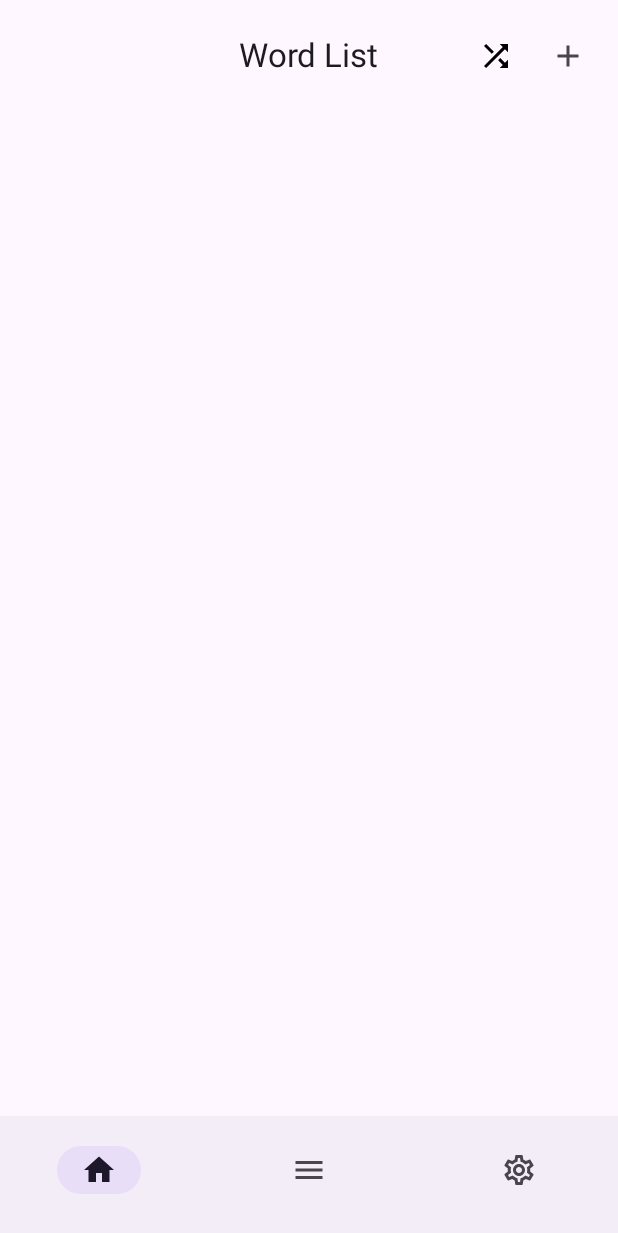
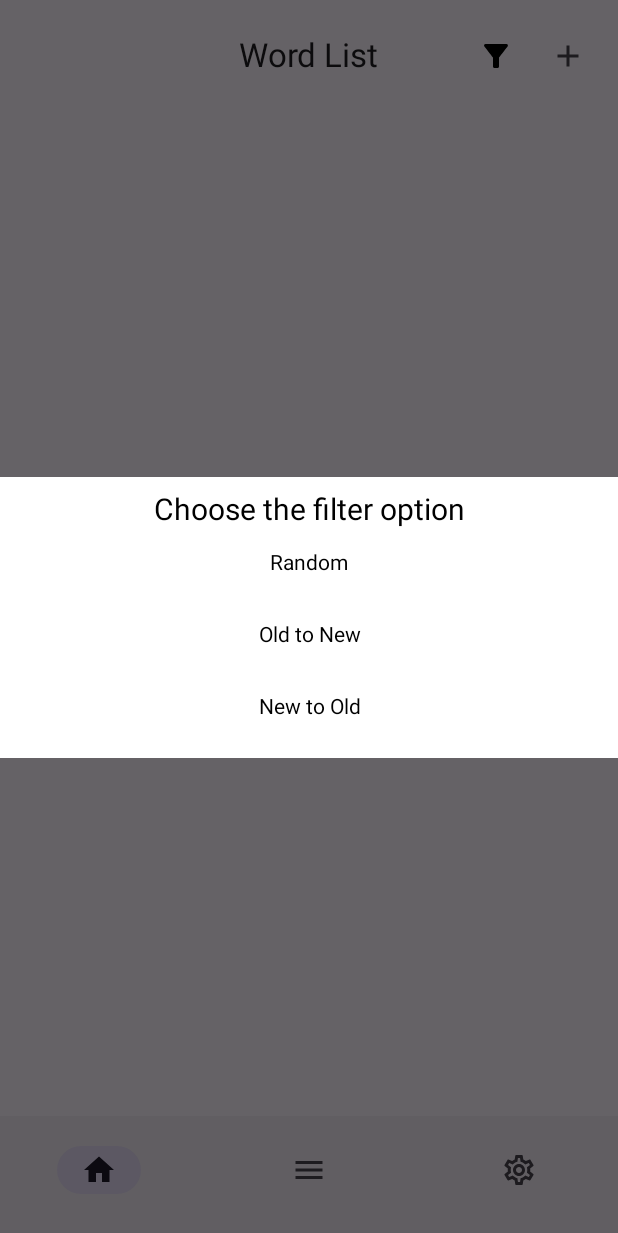
Before and after one commit to ashutosh1234ojha/WordsBook, an Android app built with Jetpack Compose: the screen it shows after launch (MainActivity), after a tap on "Shuffle", on a phone screen of 412 x 824 dp. Shown: the top 1233 px of the screen. Run offline under Robolectric (Android 15) with nearby library versions, the phone set to English and light mode, and no system bars; our stand-ins replace Dagger/Hilt's generated code, Room's generated code.

Commit message:
filter dialog added

```diff
--- /dev/null
+++ b/app/src/main/java/com/example/mywordsbook/CustomAlertDialog.kt
@@ -0,0 +1,122 @@
+package com.example.mywordsbook
+
+import androidx.compose.foundation.background
+import androidx.compose.foundation.layout.Box
+import androidx.compose.foundation.layout.Column
+import androidx.compose.foundation.layout.fillMaxWidth
+import androidx.compose.foundation.layout.padding
+import androidx.compose.material3.Text
+import androidx.compose.material3.TextButton
+import androidx.compose.runtime.Composable
+import androidx.compose.ui.Modifier
+import androidx.compose.ui.graphics.Color
+import androidx.compose.ui.graphics.Color.Companion.Black
+import androidx.compose.ui.graphics.vector.ImageVector
+import androidx.compose.ui.text.TextStyle
+import androidx.compose.ui.text.style.TextAlign
+import androidx.compose.ui.unit.dp
+import androidx.compose.ui.unit.sp
+import androidx.compose.ui.window.Dialog
+
+@Composable
+fun CustomAlertDialog(
+    onSelection: (Int) -> Unit,
+    onConfirmation: () -> Unit,
+    dialogText: String,
+    icon: ImageVector,
+) {
+//    AlertDialog(
+//        icon = {
+//            Icon(icon, contentDescription = "Icon")
+//        },
+//        text = {
+//            Text(
+//                modifier = Modifier.fillMaxWidth(),
+//                textAlign = TextAlign.Center,
+//                text = dialogText
+//            )
+//        },
+//        onDismissRequest = {
+//            onDismissRequest()
+//
+//        },
+//        confirmButton = {
+//            TextButton(
+//                onClick = {
+//                    onConfirmation()
+//                }
+//            ) {
+//                Text("Confirm")
+//            }
+//        },
+//        dismissButton = {
+//            TextButton(
+//                onClick = {
+//                    onDismissRequest()
+//                }
+//            ) {
+//                Text("Dismiss")
+//            }
+//        }
+//    )
+
+    Dialog(onDismissRequest = { onSelection(0) }) {
+
+        Box(
+            modifier = Modifier
+                .background(Color.White)
+                .padding(10.dp)
+        ) {
+            Column {
+                Text(
+                    modifier = Modifier.fillMaxWidth(),
+                    textAlign = TextAlign.Center,
+                    text = dialogText,
+                    fontSize = 20.sp,
+                    style = TextStyle(
+                        color = Black
+                    )
+
+                )
+                TextButton(
+                    onClick = {
+                        onSelection(1)
+                    }
+                ) {
+                    Text(
+                        modifier = Modifier.fillMaxWidth(), textAlign = TextAlign.Center,
+                        style = TextStyle(
+                            color = Black
+                        ), text = "Random"
+                    )
+                }
+                TextButton(
+                    onClick = {
+                        onSelection(2)
+                    }
+                ) {
+                    Text(
+                        modifier = Modifier.fillMaxWidth(), textAlign = TextAlign.Center,
+                        style = TextStyle(
+                            color = Black
+                        ), text = "Old to New"
+                    )
+                }
+                TextButton(
+                    onClick = {
+                        onSelection(3)
+                    }
+                ) {
+                    Text(
+                        modifier = Modifier.fillMaxWidth(), textAlign = TextAlign.Center,
+                        style = TextStyle(
+                            color = Black
+                        ), text = "New to Old"
+                    )
+                }
+            }
+        }
+
+
+    }
+}
--- a/app/src/main/java/com/example/mywordsbook/HomeScreen.kt
+++ b/app/src/main/java/com/example/mywordsbook/HomeScreen.kt
@@ -19,15 +19,20 @@ import androidx.compose.foundation.shape.RoundedCornerShape
 import androidx.compose.material.icons.Icons
 import androidx.compose.material.icons.filled.Add
 import androidx.compose.material.icons.filled.Create
+import androidx.compose.material.icons.filled.Info
 import androidx.compose.material.icons.filled.MoreVert
 import androidx.compose.material.icons.rounded.Add
 import androidx.compose.material.icons.rounded.Delete
+import androidx.compose.material3.AlertDialog
+import androidx.compose.material3.Card
 import androidx.compose.material3.CenterAlignedTopAppBar
+import androidx.compose.material3.CircularProgressIndicator
 import androidx.compose.material3.ExperimentalMaterial3Api
 import androidx.compose.material3.FloatingActionButton
 import androidx.compose.material3.Icon
 import androidx.compose.material3.IconButton
 import androidx.compose.material3.Text
+import androidx.compose.material3.TextButton
 import androidx.compose.runtime.Composable
 import androidx.compose.runtime.*
 import androidx.compose.runtime.*
@@ -43,8 +48,10 @@ import androidx.compose.ui.layout.ContentScale
 import androidx.compose.ui.platform.LocalContext
 import androidx.compose.ui.platform.LocalView
 import androidx.compose.ui.res.painterResource
+import androidx.compose.ui.text.style.TextAlign
 import androidx.compose.ui.unit.dp
 import androidx.compose.ui.unit.sp
+import androidx.compose.ui.window.Dialog
 import androidx.navigation.NavHostController
 import com.example.mywordsbook.db.Word
 import kotlinx.coroutines.flow.Flow
@@ -59,18 +66,48 @@ fun HomeScreen(
     var mutableList by remember {
         mutableStateOf<List<Word>>(emptyList()) // Initial state
     }
+    var showDialog by remember { mutableStateOf(false) }
 
     mutableList = homeViewModel.list.collectAsState(initial = emptyList()).value
+
+    if (showDialog) {
+        CustomAlertDialog(
+            onSelection = {
+                when (it) {
+
+                    1 -> homeViewModel.getSavedWords(true)
+
+                    2 -> homeViewModel.getSavedWordsLatestFirst()
+
+                    3 -> {
+
+                    }
+
+                    else -> {
+
+                    }
+                }
+                showDialog = !showDialog
+            },
+            onConfirmation = {
+                showDialog = !showDialog
+            },
+            dialogText = "Choose the filter option",
+            icon = Icons.Default.Info
+        )
+    }
+
+
 
     Column(modifier = Modifier.padding(5.dp)) {
         CenterAlignedTopAppBar(
             title = { Text(text = "Word List") },
             actions = {
                 IconButton(onClick = {
-                    homeViewModel.getSavedWords(true)
+                    showDialog = !showDialog
                 }) {
                     Image(
-                        painterResource(R.drawable.baseline_shuffle_24),
+                        painterResource(R.drawable.baseline_filter_alt_24),
                         contentDescription = "Shuffle",
                         modifier = Modifier
                             .width(24.dp)
@@ -97,21 +134,39 @@ fun HomeScreen(
             }
         }
 
-//        Box(
-//            modifier = Modifier.fillMaxWidth(),
-//            Alignment.BottomEnd
-//        ) {
-//            FloatingActionButton(
-//                onClick = {
-//                    homeViewModel._setSelectedWord(null)
-//                    navController.navigate("AddWordScreen")
-//
-//                },
-//            ) {
-//                Icon(Icons.Filled.Add, "Floating action button.")
-//            }
-//        }
 
+    }
+
+}
+
+
+@Composable
+fun LoadingView(onDismiss: () -> Unit) {
+    Dialog(onDismissRequest = { onDismiss() }) {
+
+        Card(
+            shape = RoundedCornerShape(8.dp),
+            modifier = Modifier
+        ) {
+            Column(
+                Modifier
+                    .background(Color.White)
+                    .padding(12.dp)
+            ) {
+                Text(
+                    text = "Loading.. Please wait..",
+                    Modifier
+                        .padding(8.dp), textAlign = TextAlign.Center
+                )
+
+                CircularProgressIndicator(
+                    strokeWidth = 4.dp,
+                    modifier = Modifier
+                        .align(Alignment.CenterHorizontally)
+                        .padding(8.dp)
+                )
+            }
+        }
     }
 }
 
--- /dev/null
+++ b/app/src/main/res/drawable/baseline_filter_alt_24.xml
@@ -0,0 +1,5 @@
+<vector android:height="24dp" android:tint="#000000"
+    android:viewportHeight="24" android:viewportWidth="24"
+    android:width="24dp" xmlns:android="http://schemas.android.com/apk/res/android">
+    <path android:fillColor="@android:color/white" android:pathData="M4.25,5.61C6.27,8.2 10,13 10,13v6c0,0.55 0.45,1 1,1h2c0.55,0 1,-0.45 1,-1v-6c0,0 3.72,-4.8 5.74,-7.39C20.25,4.95 19.78,4 18.95,4H5.04C4.21,4 3.74,4.95 4.25,5.61z"/>
+</vector>
```
Also changed, not shown: app/src/main/java/com/example/mywordsbook/CommonViewModel.kt (+23 -10 lines).
